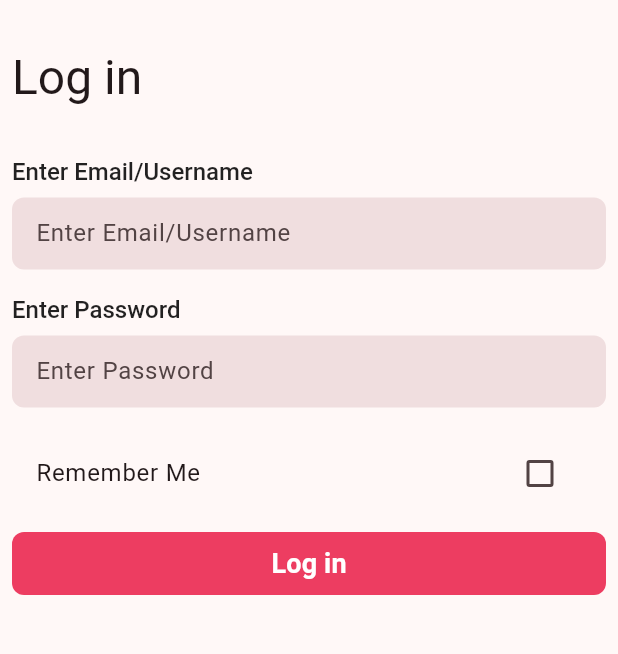
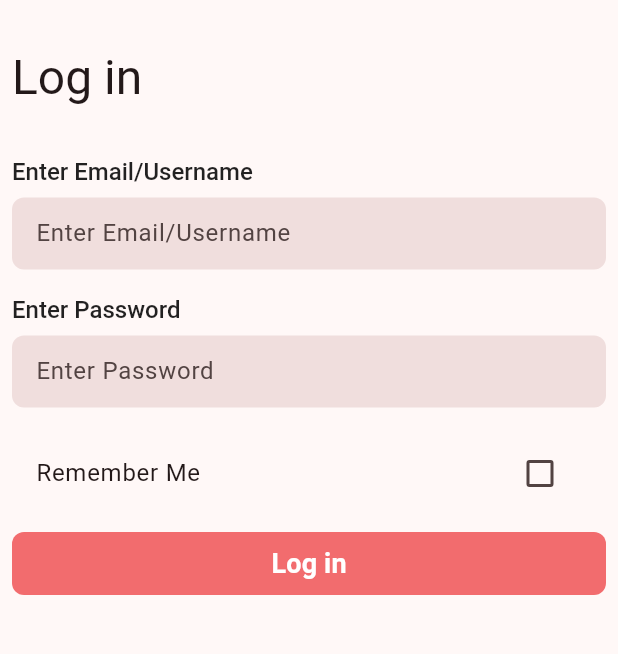
Before and after one commit to Ali1Ammar/wms, a Flutter app: the screen it shows after launch, on a phone screen of 412 x 824 dp, the part 530-1184 px from its top. Run offline on Flutter 3.47's test engine with Material 2 defaults, Android fonts, the light colour scheme and no system bars; our stand-ins replace auto_route, drift, flutter_hooks, flutter_riverpod, flutter_svg, hooks_riverpod and 1 more; missing offline and left inert: animated_size_and_fade; accounts and stored records are empty; generated files the repository leaves out were written again; statements that could not run were skipped.

Commit message:
style(ui): :art: add brand color

```diff
--- a/lib/src/core/design/theme/app_theme.dart
+++ b/lib/src/core/design/theme/app_theme.dart
@@ -8,6 +8,7 @@ class AppTheme {
             colorScheme: ColorScheme.fromSeed(
                 seedColor: AppColor.primaryColor,
                 primary: AppColor.primaryColor,
+                secondary: AppColor.secondaryColor,
                 brightness: Brightness.light))
         .sharedCopyWith();
   }
@@ -18,6 +19,7 @@ class AppTheme {
             colorScheme: ColorScheme.fromSeed(
                 seedColor: AppColor.primaryColor,
                 primary: AppColor.primaryColor,
+                secondary: AppColor.secondaryColor,
                 brightness: Brightness.dark))
         .sharedCopyWith();
   }
--- a/lib/src/core/design/theme/color.dart
+++ b/lib/src/core/design/theme/color.dart
@@ -7,5 +7,6 @@ abstract class AppColor {
   static const greyBorder = Colors.black12;
   static const blackish = Colors.black87;
   static const midGrey = Colors.black54;
-  static const primaryColor = Color(0xffED3D61);
+  static const primaryColor = Color(0xfff26c6e);
+  static const secondaryColor = Color(0xff1e2938);
 }
```
